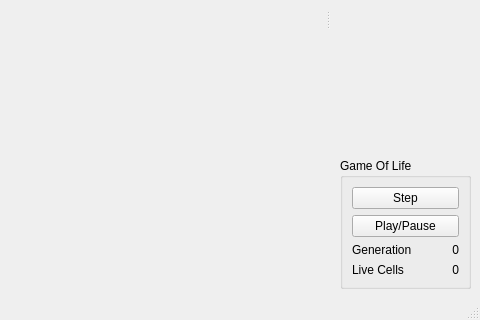
The window that src/GOL.ui (rickyviking/civico13gol) describes before a commit, drawn with Qt 5; both pictures show x 320 to 800 and y 280 to 600 of the 800 by 600 pixel window.
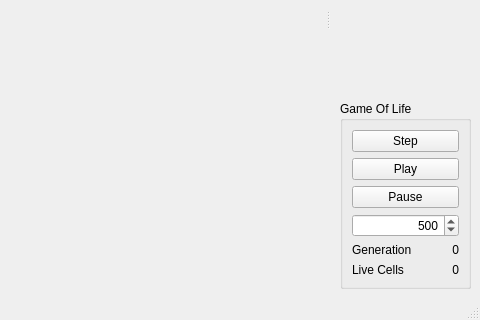
The same window after the commit.

Commit message: Added play/pause beyond single step

```diff
--- a/src/GOL.ui
+++ b/src/GOL.ui
@@ -153,7 +153,30 @@
         <item>
          <widget class="QPushButton" name="pushButton_4">
           <property name="text">
-           <string>Play/Pause</string>
+           <string>Play</string>
+          </property>
+         </widget>
+        </item>
+        <item>
+         <widget class="QPushButton" name="pauseButton">
+          <property name="text">
+           <string>Pause</string>
+          </property>
+         </widget>
+        </item>
+        <item>
+         <widget class="QSpinBox" name="timeInterval">
+          <property name="alignment">
+           <set>Qt::AlignRight|Qt::AlignTrailing|Qt::AlignVCenter</set>
+          </property>
+          <property name="maximum">
+           <number>9999</number>
+          </property>
+          <property name="singleStep">
+           <number>10</number>
+          </property>
+          <property name="value">
+           <number>500</number>
           </property>
          </widget>
         </item>
```
Left out of the diff: 2 changed lines with no effect on the pictures. The commit also changes 3 other files.
